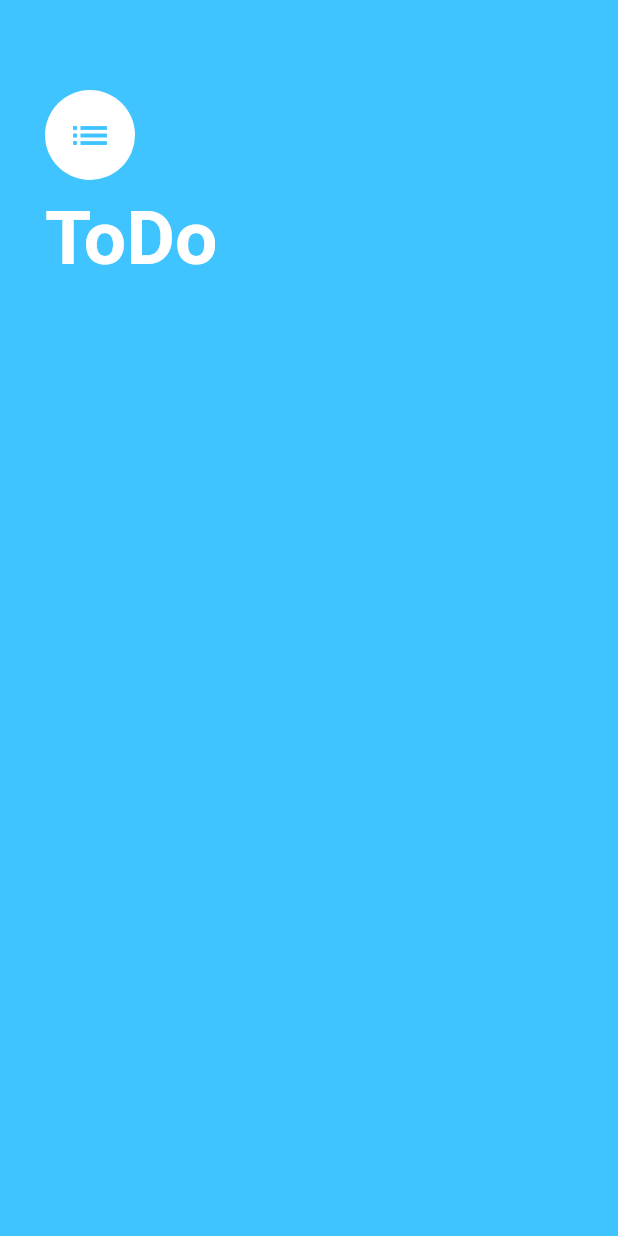
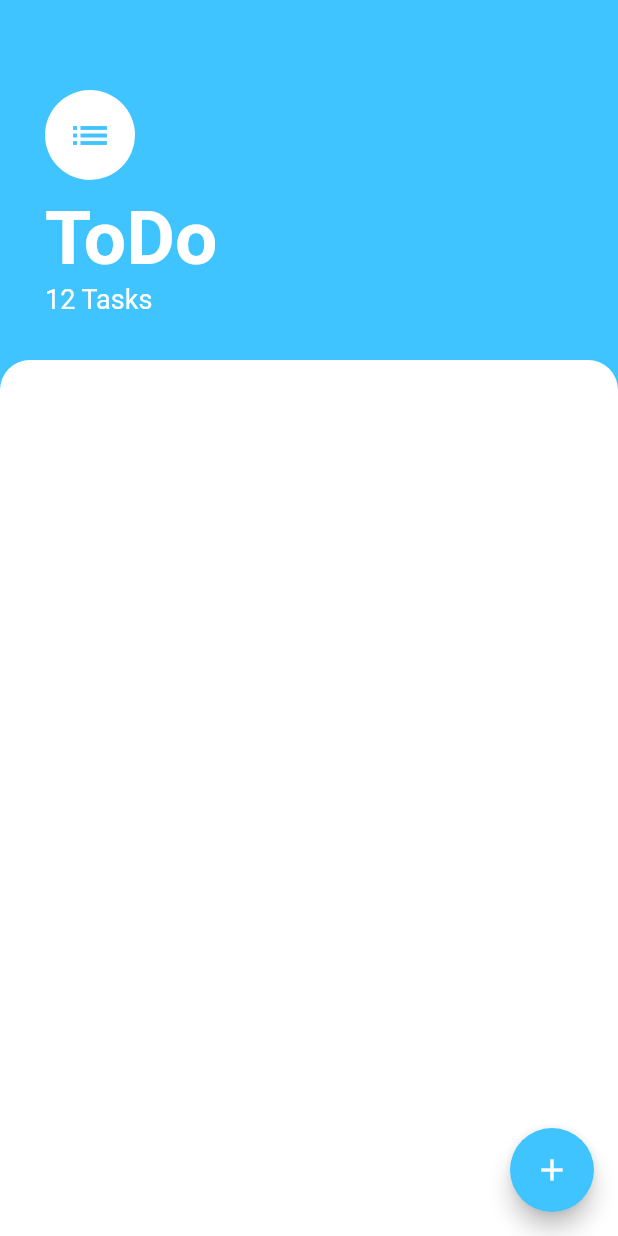
Before and after one commit to rakshiit14/todo, a Flutter app: the screen it shows after launch, on a phone screen of 412 x 824 dp. Run offline on Flutter 3.47's test engine with Material 2 defaults, Android fonts, the phone set to English and light mode, and no system bars.

Commit message:
initial commit

```diff
--- a/todo/lib/screens/tasks_screen.dart
+++ b/todo/lib/screens/tasks_screen.dart
@@ -7,7 +7,15 @@ class TasksScreen extends StatelessWidget {
   Widget build(BuildContext context) {
     return Scaffold(
       backgroundColor: Colors.lightBlueAccent,
-      body: Container(
+      floatingActionButton: FloatingActionButton(
+        onPressed: () {},
+        backgroundColor: Colors.lightBlueAccent,
+        child: const Icon(Icons.add),
+      ),
+      body: Column(
+        crossAxisAlignment: CrossAxisAlignment.start,
+        children: [
+          Container(
             padding:
                 const EdgeInsets.only(top: 60, bottom: 30, left: 30, right: 30),
             child: const Column(
@@ -33,8 +41,28 @@ class TasksScreen extends StatelessWidget {
                     fontWeight: FontWeight.w700,
                   ),
                 ),
+                Text(
+                  '12 Tasks',
+                  style: TextStyle(
+                    color: Colors.white,
+                    fontSize: 18,
+                  ),
+                ),
               ],
             ),
+          ),
+          Expanded(
+            child: Container(
+              decoration: const BoxDecoration(
+                color: Colors.white,
+                borderRadius: BorderRadius.only(
+                  topLeft: Radius.circular(20),
+                  topRight: Radius.circular(20),
+                ),
+              ),
+            ),
+          ),
+        ],
       ),
     );
   }
```
Lines whose indentation alone changed are shown as unchanged.
